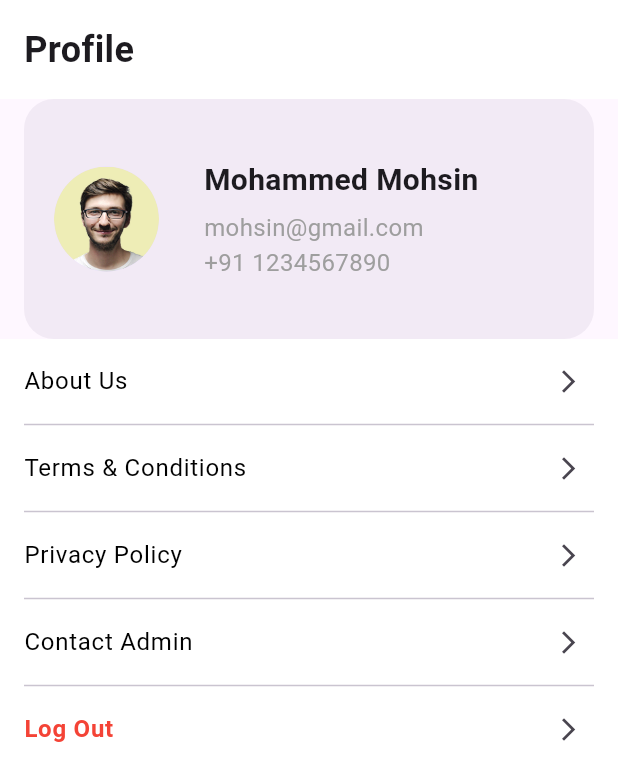
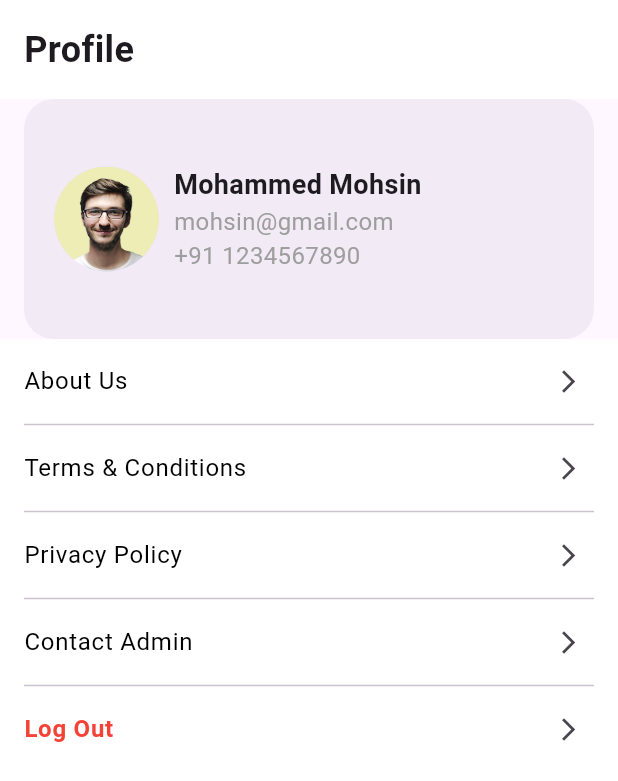
Before and after one commit to kartikrathee/github-issues-NeuroTrack, a Flutter app: the ProfileScreen screen opened directly, on a phone screen of 412 x 824 dp. Shown: the top 781 px of the screen. Run offline on Flutter 3.47's test engine with Material 3 defaults, Android fonts, the phone set to English and light mode, and no system bars; our stand-ins replace country_picker, dart_mappable, flutter_dotenv, flutter_svg, google_fonts, smooth_page_indicator and 1 more; accounts and stored records are empty; generated files the repository leaves out were written again.

Commit message:
Requsted changes
Reconstructed workspace history for a private import.
Author/committer metadata and dates were selected for this import; they do not establish original code authorship or development dates.
Source workspace: github-issues/NeuroTrack
Original-Commit: 75a6655ff157f1a21cf8238d5fe79442650c813c

```diff
--- a/therapist/lib/presentation/profile/profile_screen.dart
+++ b/therapist/lib/presentation/profile/profile_screen.dart
@@ -1,8 +1,5 @@
 import 'package:flutter/material.dart';
-
-void main() {
-  runApp(const MyApp());
-}
+import '../widget/profile_option.dart'; // Fixed double slash
 
 class MyApp extends StatelessWidget {
   const MyApp({super.key});
@@ -25,7 +22,6 @@ class ProfileScreen extends StatelessWidget {
       body: SafeArea(
         child: Column(
           children: [
-            // Profile Title
             Container(
               color: Colors.white,
               padding: const EdgeInsets.all(16.0),
@@ -38,64 +34,67 @@ class ProfileScreen extends StatelessWidget {
                 ),
               ),
             ),
-
-            // Profile Info Section with slight purple background
             Padding(
               padding: const EdgeInsets.symmetric(horizontal: 16.0),
               child: Container(
                 padding: const EdgeInsets.all(20.0),
                 decoration: BoxDecoration(
-                  color: const Color(0xFFF2EAF5), // Slight purple background
+                  color: const Color(0xFFF2EAF5),
                   borderRadius: BorderRadius.circular(20),
                 ),
                 constraints: const BoxConstraints(minHeight: 160),
-                child: const Row(
-                  crossAxisAlignment: CrossAxisAlignment.center,
+                child: Row(
                   children: [
-                    CircleAvatar(
+                    const CircleAvatar(
                       radius: 35,
                       backgroundImage: AssetImage('assets/rohit.png'),
                     ),
-                    SizedBox(width: 30),
-                    Column(
+                    const SizedBox(width: 10),
+
+                    /// **Wrap Column with Expanded to prevent overflow**
+                    Expanded(
+                      child: Column(
                         crossAxisAlignment: CrossAxisAlignment.start,
                         mainAxisAlignment: MainAxisAlignment.center,
                         children: [
                           Text(
                             "Mohammed Mohsin",
-                          style: TextStyle(
-                            fontSize: 20,
+                            style: const TextStyle(
+                              fontSize: 18,
                               fontWeight: FontWeight.bold,
                             ),
+                            overflow: TextOverflow.ellipsis, // Prevents text overflow
                           ),
-                        SizedBox(height: 6),
                           Text(
                             "mohsin@gmail.com",
-                          style: TextStyle(fontSize: 16, color: Colors.grey),
+                            style: const TextStyle(fontSize: 16, color: Colors.grey),
+                            overflow: TextOverflow.ellipsis,
                           ),
                           Text(
                             "+91 1234567890",
-                          style: TextStyle(fontSize: 16, color: Colors.grey),
+                            style: const TextStyle(fontSize: 16, color: Colors.grey),
+                            overflow: TextOverflow.ellipsis,
                           ),
                         ],
+                      ),
                     ),
                   ],
                 ),
               ),
             ),
 
-            // Explicit white background below profile section
+            /// **Ensure the rest of the content fits properly**
             Expanded(
               child: Container(
-                color: Colors.white, // Ensures the background below is white
+                color: Colors.white,
                 child: SingleChildScrollView(
                   child: Column(
-                    children: [
-                      _buildProfileOption("About Us"),
-                      _buildProfileOption("Terms & Conditions"),
-                      _buildProfileOption("Privacy Policy"),
-                      _buildProfileOption("Contact Admin"),
-                      _buildProfileOption("Log Out", isLogout: true),
+                    children: const [
+                      ProfileOption(title: "About Us"),
+                      ProfileOption(title: "Terms & Conditions"),
+                      ProfileOption(title: "Privacy Policy"),
+                      ProfileOption(title: "Contact Admin"),
+                      ProfileOption(title: "Log Out", isLogout: true),
                     ],
                   ),
                 ),
@@ -106,28 +105,4 @@ class ProfileScreen extends StatelessWidget {
       ),
     );
   }
-
-  Widget _buildProfileOption(String title, {bool isLogout = false}) {
-    return Column(
-      children: [
-        ListTile(
-          title: Text(
-            title,
-            style: TextStyle(
-              fontSize: 16,
-              color: isLogout ? Colors.red : Colors.black,
-              fontWeight: isLogout ? FontWeight.bold : FontWeight.normal,
-            ),
-          ),
-          trailing: const Icon(Icons.arrow_forward_ios, size: 18),
-          onTap: () {},
-        ),
-        if (!isLogout)
-          const Padding(
-            padding: EdgeInsets.symmetric(horizontal: 16.0),
-            child: Divider(height: 2, thickness: 1),
-          ),
-      ],
-    );
 }
-}
--- /dev/null
+++ b/therapist/lib/presentation/widget/profile_option.dart
@@ -0,0 +1,33 @@
+import 'package:flutter/material.dart';
+
+class ProfileOption extends StatelessWidget {
+  final String title;
+  final bool isLogout;
+
+  const ProfileOption({super.key, required this.title, this.isLogout = false});
+
+  @override
+  Widget build(BuildContext context) {
+    return Column(
+      children: [
+        ListTile(
+          title: Text(
+            title,
+            style: TextStyle(
+              fontSize: 16,
+              color: isLogout ? Colors.red : Colors.black,
+              fontWeight: isLogout ? FontWeight.bold : FontWeight.normal,
+            ),
+          ),
+          trailing: const Icon(Icons.arrow_forward_ios, size: 18),
+          onTap: () {},
+        ),
+        if (!isLogout)
+          const Padding(
+            padding: EdgeInsets.symmetric(horizontal: 16.0),
+            child: Divider(height: 2, thickness: 1),
+          ),
+      ],
+    );
+  }
+}
```
Lines whose indentation alone changed are shown as unchanged.
